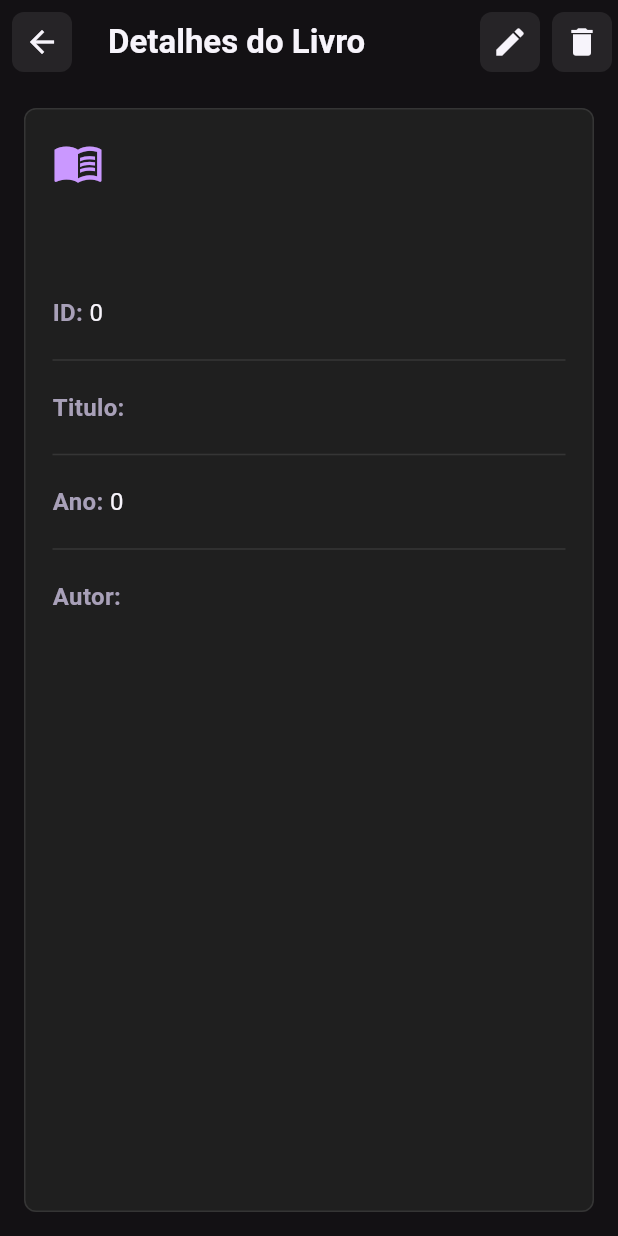
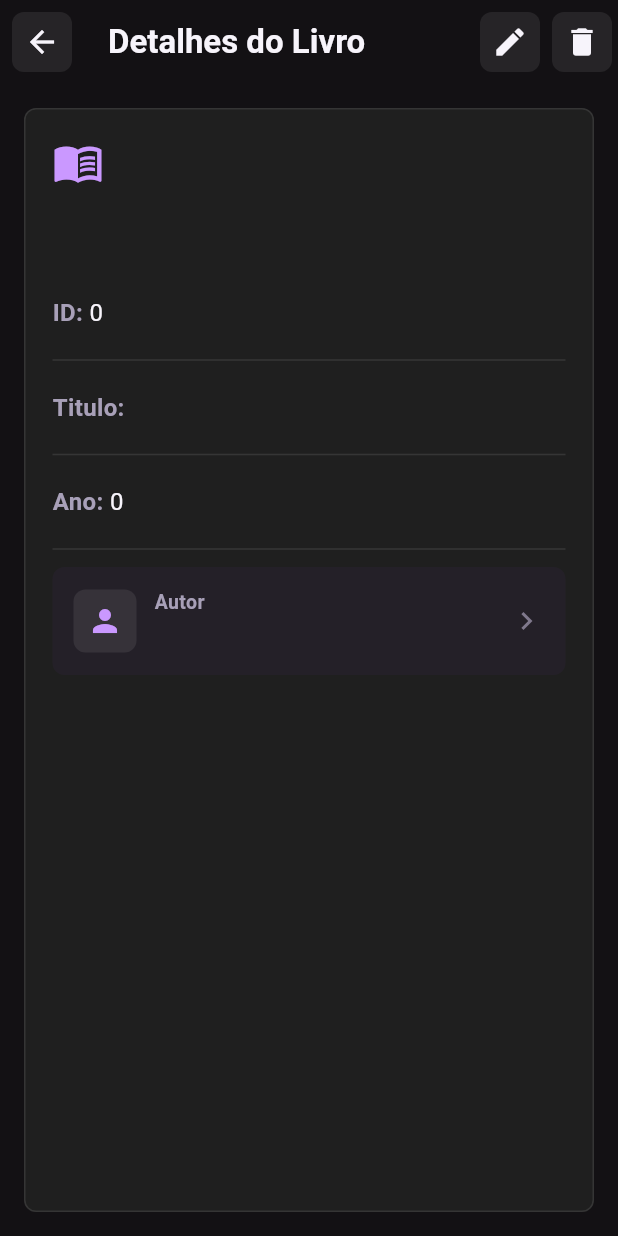
Before and after one commit to mMartcha/flutterLivroTopicos, a Flutter app: the DetalheLivroPage screen opened directly with empty values, on a phone screen of 412 x 824 dp. Run offline on Flutter 3.47's test engine with Material 3 defaults, Android fonts, the phone set to English and light mode, and no system bars; network calls fail.

Commit message:
final changes

```diff
--- a/frontend/lib/screens/detalhe_livro_page.dart
+++ b/frontend/lib/screens/detalhe_livro_page.dart
@@ -4,6 +4,7 @@ import '../models/livro.dart';
 import '../services/autor_service.dart';
 import '../services/livro_service.dart';
 import '../theme/app_theme.dart';
+import 'detalhe_autor_page.dart';
 import 'formulario_livro_page.dart';
 
 class DetalheLivroPage extends StatefulWidget {
@@ -28,6 +29,7 @@ class _DetalheLivroPageState extends State<DetalheLivroPage> {
   late String nomeAutor;
 
   bool excluindo = false;
+  bool abrindoAutor = false;
 
   @override
   void initState() {
@@ -86,6 +88,44 @@ class _DetalheLivroPageState extends State<DetalheLivroPage> {
         );
       },
     );
+  }
+
+  Future<void> abrirDetalheAutor() async {
+    setState(() {
+      abrindoAutor = true;
+    });
+
+    try {
+      final autor = await servicoAutor.buscarPorId(livro.autorId);
+
+      if (!mounted) return;
+      Navigator.push(
+        context,
+        MaterialPageRoute(
+          builder: (context) => DetalheAutorPage(autor: autor),
+        ),
+      ).then((_) async {
+        try {
+          final atualizado = await servico.buscarPorId(livro.id);
+          final autorAtualizado =
+              await servicoAutor.buscarPorId(atualizado.autorId);
+
+          if (!mounted) return;
+          setState(() {
+            livro = atualizado;
+            nomeAutor = autorAtualizado.nome;
+          });
+        } catch (_) {}
+      });
+    } catch (erro) {
+      mostrarMensagem(erro.toString(), AppColors.danger);
+    } finally {
+      if (mounted) {
+        setState(() {
+          abrindoAutor = false;
+        });
+      }
+    }
   }
 
   Future<void> excluir() async {
@@ -172,8 +212,73 @@ class _DetalheLivroPageState extends State<DetalheLivroPage> {
             const Divider(),
             montarLinha('Ano', '${livro.ano}'),
             const Divider(),
-            montarLinha('Autor', nomeAutor),
+            montarAutor(),
           ],
+        ),
+      ),
+    );
+  }
+
+  Widget montarAutor() {
+    return Material(
+      color: AppColors.chip,
+      borderRadius: BorderRadius.circular(8),
+      child: InkWell(
+        onTap: abrindoAutor ? null : abrirDetalheAutor,
+        borderRadius: BorderRadius.circular(8),
+        child: Padding(
+          padding: const EdgeInsets.all(14),
+          child: Row(
+            children: [
+              Container(
+                width: 42,
+                height: 42,
+                decoration: BoxDecoration(
+                  color: AppColors.surfaceGlass,
+                  borderRadius: BorderRadius.circular(8),
+                ),
+                child: const Icon(
+                  Icons.person,
+                  color: AppColors.primarySoft,
+                ),
+              ),
+              const SizedBox(width: 12),
+              Expanded(
+                child: Column(
+                  crossAxisAlignment: CrossAxisAlignment.start,
+                  children: [
+                    const Text(
+                      'Autor',
+                      style: TextStyle(
+                        color: AppColors.textMuted,
+                        fontSize: 13,
+                        fontWeight: FontWeight.w700,
+                      ),
+                    ),
+                    const SizedBox(height: 2),
+                    Text(
+                      nomeAutor,
+                      style: const TextStyle(
+                        color: AppColors.text,
+                        fontSize: 16,
+                        fontWeight: FontWeight.w800,
+                      ),
+                    ),
+                  ],
+                ),
+              ),
+              abrindoAutor
+                  ? const SizedBox(
+                      width: 18,
+                      height: 18,
+                      child: CircularProgressIndicator(strokeWidth: 2),
+                    )
+                  : const Icon(
+                      Icons.chevron_right,
+                      color: AppColors.textSoft,
+                    ),
+            ],
+          ),
         ),
       ),
     );
```
Also changed, not shown: frontend/lib/screens/detalhe_autor_page.dart (+20 -0 lines).
